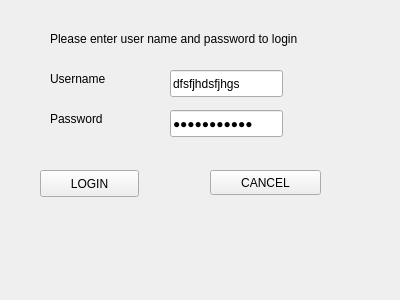
faranahmad/COP290, file Assignment2/C++/graphics/interface/interface.ui: the form before one commit.
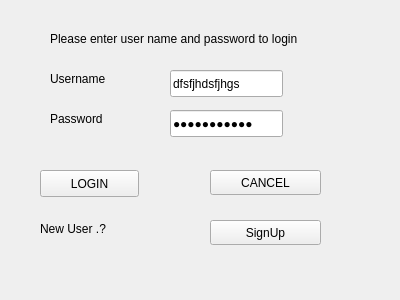
The form after the commit.

```diff
--- a/Assignment2/C++/graphics/interface/interface.ui
+++ b/Assignment2/C++/graphics/interface/interface.ui
@@ -134,6 +134,32 @@
     <string>Please enter user name and password to login</string>
    </property>
   </widget>
+  <widget class="QLabel" name="label_4">
+   <property name="geometry">
+    <rect>
+     <x>40</x>
+     <y>220</y>
+     <width>101</width>
+     <height>17</height>
+    </rect>
+   </property>
+   <property name="text">
+    <string>New User .?</string>
+   </property>
+  </widget>
+  <widget class="QToolButton" name="signup">
+   <property name="geometry">
+    <rect>
+     <x>210</x>
+     <y>220</y>
+     <width>111</width>
+     <height>25</height>
+    </rect>
+   </property>
+   <property name="text">
+    <string>SignUp</string>
+   </property>
+  </widget>
  </widget>
  <layoutdefault spacing="6" margin="11"/>
  <resources/>
```
